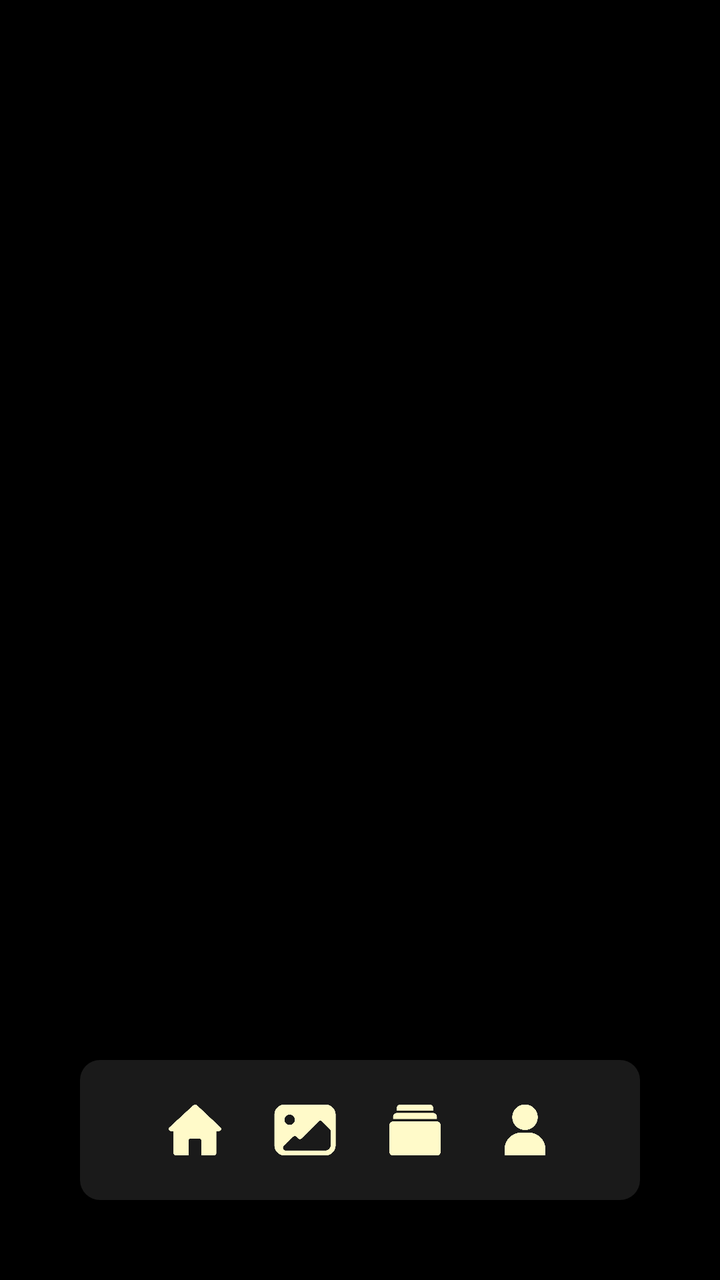
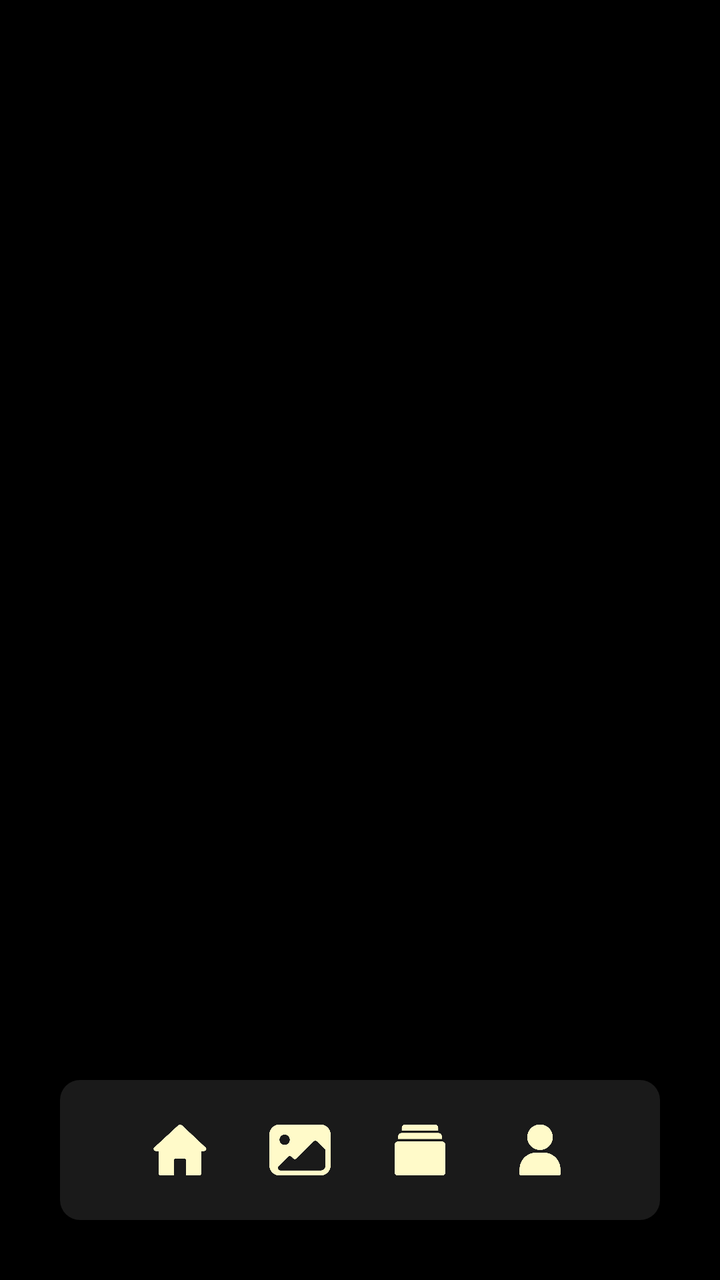

The first picture is an Android layout as it rendered before a commit; the second is the same layout after the commit. The layout source and the unified diff follow.
<!-- AndroidManifest.xml: application theme Theme.Monaly -->
<!-- res/layout/activity_main.xml -->
<?xml version="1.0" encoding="utf-8"?>
<androidx.constraintlayout.widget.ConstraintLayout xmlns:android="http://schemas.android.com/apk/res/android"
    xmlns:app="http://schemas.android.com/apk/res-auto"
    xmlns:tools="http://schemas.android.com/tools"
    android:id="@+id/main"
    android:layout_width="match_parent"
    android:layout_height="match_parent"
    android:background="@color/black"
    tools:context=".ui.activity.MainActivity">

    
    <androidx.viewpager2.widget.ViewPager2
        android:id="@+id/viewPagerMain"
        android:layout_width="0dp"
        android:layout_height="0dp"
        app:layout_constraintBottom_toTopOf="@+id/customBottomNav"
        app:layout_constraintEnd_toEndOf="parent"
        app:layout_constraintStart_toStartOf="parent"
        app:layout_constraintTop_toTopOf="parent" />

    
    <LinearLayout
        android:id="@+id/customBottomNav"
        android:layout_width="0dp"
        android:layout_height="70dp"
        android:layout_marginStart="40dp"
        android:layout_marginEnd="40dp"
        android:layout_marginBottom="40dp"
        android:background="@drawable/drawable_background_button_gray_deep_10_dp"
        android:gravity="center_vertical"
        android:orientation="horizontal"
        android:paddingStart="30dp"
        android:paddingEnd="30dp"
        app:layout_constraintBottom_toBottomOf="parent"
        app:layout_constraintEnd_toEndOf="parent"
        app:layout_constraintStart_toStartOf="parent">

        
        <ImageView
            android:id="@+id/navHome"
            android:layout_width="0dp"
            android:layout_height="32dp"
            android:layout_weight="1"
            android:scaleType="fitCenter"
            android:src="@drawable/ic_home_bage_neutral" />

        
        <ImageView
            android:id="@+id/navGallery"
            android:layout_width="0dp"
            android:layout_height="32dp"
            android:layout_weight="1"
            android:scaleType="fitCenter"
            android:src="@drawable/ic_gallery_bage_neutral" />

        
        <ImageView
            android:id="@+id/navAlbums"
            android:layout_width="0dp"
            android:layout_height="32dp"
            android:layout_weight="1"
            android:scaleType="fitCenter"
            android:src="@drawable/ic_albums_bage_neutral" />

        
        <ImageView
            android:id="@+id/navProfile"
            android:layout_width="0dp"
            android:layout_height="32dp"
            android:layout_weight="1"
            android:scaleType="fitCenter"
            android:src="@drawable/ic_profile_bage_neutral" />

    </LinearLayout>

</androidx.constraintlayout.widget.ConstraintLayout>
<!-- resources referenced by this layout -->
<resources>
  <color name="black">#000000</color>
  <!-- drawable drawable_background_button_gray_deep_10_dp (drawable) -->
  <?xml version="1.0" encoding="utf-8"?>
  <shape xmlns:android="http://schemas.android.com/apk/res/android">
  
      <solid android:color="@color/gray_deep"/>
      <corners android:radius="10dp"/>
  
  </shape>
  <!-- drawable ic_albums_bage_neutral: png bitmap (drawable, 1008 bytes) -->
  <!-- drawable ic_gallery_bage_neutral: png bitmap (drawable, 2347 bytes) -->
  <!-- drawable ic_home_bage_neutral: png bitmap (drawable, 1534 bytes) -->
  <!-- drawable ic_profile_bage_neutral: png bitmap (drawable, 1761 bytes) -->
  <style name="Theme.Monaly" parent="Base.Theme.Monaly" />
  <color name="gray_deep">#1A1A1A</color>
  <style name="Base.Theme.Monaly" parent="Theme.Material3.DayNight.NoActionBar">
  
  
          
          
  
  
          
          <item name="android:navigationBarColor">@color/black</item>
  
  
      </style>
</resources>

<!-- the commit's change to res/layout/activity_main.xml (unified diff, before → after) -->
@@ -23,9 +23,9 @@
         android:id="@+id/customBottomNav"
         android:layout_width="0dp"
         android:layout_height="70dp"
-        android:layout_marginStart="40dp"
-        android:layout_marginEnd="40dp"
-        android:layout_marginBottom="40dp"
+        android:layout_marginStart="30dp"
+        android:layout_marginEnd="30dp"
+        android:layout_marginBottom="30dp"
         android:background="@drawable/drawable_background_button_gray_deep_10_dp"
         android:gravity="center_vertical"
         android:orientation="horizontal"
